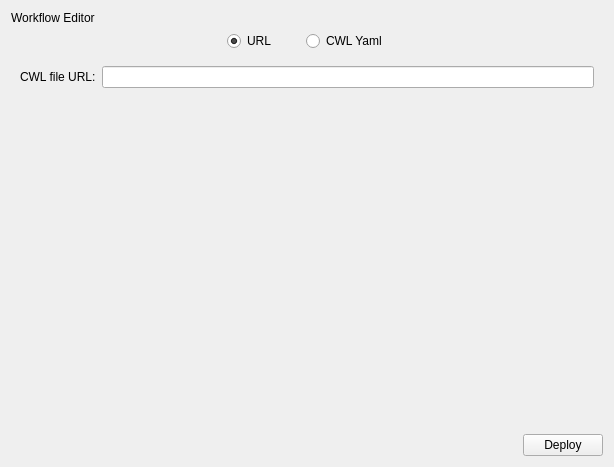
EO-DataHub/eodh-qgis, file eodh_qgis/ui/wf_editor.ui: the form before one commit.
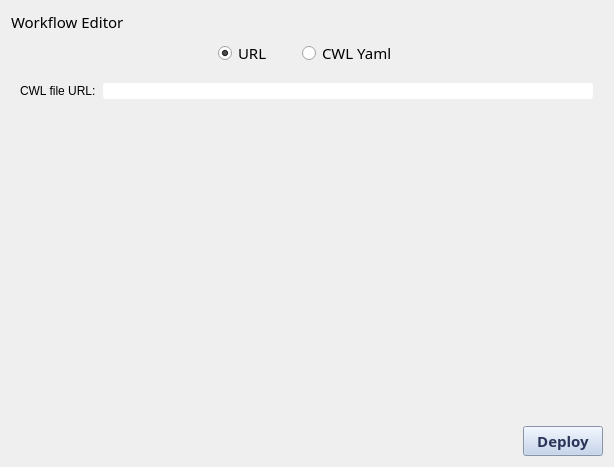
The form after the commit.

Commit message: Set button styles

```diff
--- a/eodh_qgis/ui/wf_editor.ui
+++ b/eodh_qgis/ui/wf_editor.ui
@@ -10,9 +10,34 @@
     <height>467</height>
    </rect>
   </property>
+  <property name="font">
+   <font>
+    <family>Fira Sans</family>
+    <pointsize>11</pointsize>
+   </font>
+  </property>
   <property name="windowTitle">
    <string>Form</string>
   </property>
+  <property name="styleSheet">
+   <string notr="true">#Form {
+	background: #EFEFEF;
+}
+
+QPushButton { 
+	background: #BCCEEB;
+	color: #2A3559;
+	font-weight: bold;
+}
+
+QLineEdit {
+	border-width: 1px;
+    border-style: solid;
+    border-radius: 4px;
+	border-color: #EFEFEF;
+}
+</string>
+  </property>
   <layout class="QVBoxLayout" name="verticalLayout">
    <item>
     <widget class="QLabel" name="label">
```
The commit also changes 5 other files.
